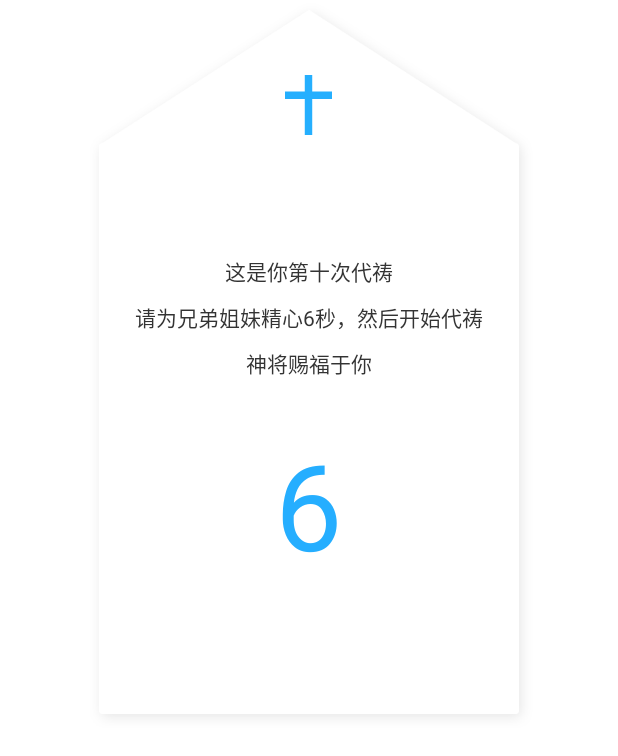
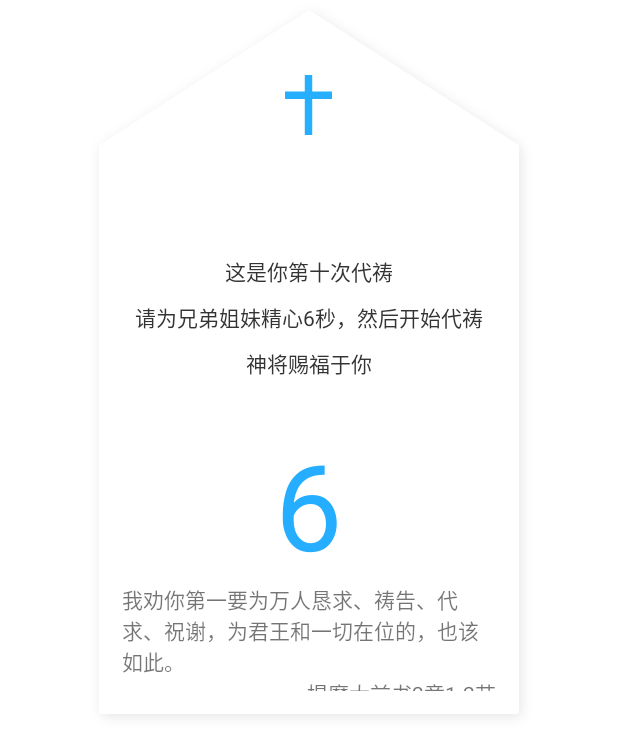
Before and after one commit to LysonLuo/Huoshi-android-v1, an Android app: the layout widget_interces_dialog.xml on its own in the app's theme, with its tools: preview values and no code run, on a phone screen of 412 x 824 dp. Shown: the top 756 px of the screen. Run offline under Robolectric (Android 15) with nearby library versions, the phone set to English and light mode, and no system bars.

Commit message:
若干UI优化～又没提交代码。。。

```diff
--- a/app/src/main/java/im/huoshi/ui/find/interces/InterCesDelRecAdapter.java
+++ b/app/src/main/java/im/huoshi/ui/find/interces/InterCesDelRecAdapter.java
@@ -83,6 +83,8 @@ public class InterCesDelRecAdapter extends LoadMoreAdapter<Comment> {
             TopViewHolder viewHolder = (TopViewHolder) holder;
             if (!TextUtils.isEmpty(mIntercession.getPortrait())) {
                 Glide.with(mContext).load(mIntercession.getPortrait()).into(viewHolder.mAvatarImageView);
+            } else {
+                Glide.with(mContext).load(R.mipmap.img_default_avatar).into(viewHolder.mAvatarImageView);
             }
             viewHolder.mNickNameTextView.setText(mIntercession.getNickName());
             viewHolder.mUpdateLayout.removeAllViews();
@@ -134,6 +136,8 @@ public class InterCesDelRecAdapter extends LoadMoreAdapter<Comment> {
             final Comment comment = mItemList.get(position - 1);
             if (!TextUtils.isEmpty(comment.getAvatar())) {
                 Glide.with(mContext).load(comment.getAvatar()).into(viewHolder.mAvatarImageView);
+            } else {
+                Glide.with(mContext).load(R.mipmap.img_default_avatar).into(viewHolder.mAvatarImageView);
             }
 
             int borderColor = comment.getGender() == 1 ? R.color.avatar_border_blue_color : R.color.avatar_border_red_color;
--- a/app/src/main/java/im/huoshi/ui/main/LoginActivity.java
+++ b/app/src/main/java/im/huoshi/ui/main/LoginActivity.java
@@ -65,6 +65,7 @@ public class LoginActivity extends BaseActivity {
                             mLocalRead.updateContinuousDays(user.getContinuousDays());
                             mLocalRead.updateContinuousIntercesDays(user.getContinuousIntercesDays());
                             mLocalRead.updateTotalShareTimes(user.getTotalShareTimes());
+                            mLocalRead.updateTotalJoinIntercession(user.getTotalJoinIntercession());
                             mLocalRead.updateAddStat(false);
                             finish();
                         }
--- a/app/src/main/res/layout/widget_interces_details_normal_item.xml
+++ b/app/src/main/res/layout/widget_interces_details_normal_item.xml
@@ -19,7 +19,7 @@
                 android:id="@+id/imageview_gender_bg"
                 android:layout_width="43dp"
                 android:layout_height="43dp"
-                android:src="@mipmap/img_default_avatar"
+                android:src="@mipmap/img_default_avatar_white"
                 app:civ_border_color="@color/common_blue_light"
                 app:civ_border_width="0.5dp" />
 
--- a/app/src/main/res/layout/widget_interces_details_top_item.xml
+++ b/app/src/main/res/layout/widget_interces_details_top_item.xml
@@ -25,7 +25,7 @@
                     android:id="@+id/imageview_gender_bg"
                     android:layout_width="43dp"
                     android:layout_height="43dp"
-                    android:src="@mipmap/img_default_avatar"
+                    android:src="@mipmap/img_default_avatar_white"
                     app:civ_border_color="@color/common_blue_light"
                     app:civ_border_width="0.5dp" />
 
@@ -98,10 +98,11 @@
             android:layout_width="match_parent"
             android:layout_height="wrap_content"
             android:layout_marginTop="@dimen/margin_20"
-            android:background="@color/windowBackground"
+            android:background="@mipmap/img_intercessor"
             android:ellipsize="end"
             android:gravity="center_vertical"
             android:maxLines="2"
+            android:text="测试数据啊"
             android:padding="@dimen/margin_5"
             android:textSize="@dimen/text_size_11" />
 
--- a/app/src/main/res/layout/widget_interces_dialog.xml
+++ b/app/src/main/res/layout/widget_interces_dialog.xml
@@ -56,6 +56,27 @@
                 android:textColor="#25aeff"
                 android:textSize="80sp" />
 
+            <LinearLayout
+                android:layout_width="match_parent"
+                android:layout_height="wrap_content"
+                android:layout_gravity="bottom"
+                android:layout_weight="1"
+                android:orientation="vertical">
+
+                <TextView
+                    android:layout_width="wrap_content"
+                    android:layout_height="wrap_content"
+                    android:paddingLeft="@dimen/margin_25"
+                    android:paddingRight="@dimen/margin_25"
+                    android:text="我劝你第一要为万人恳求、祷告、代求、祝谢，为君王和一切在位的，也该如此。" />
+
+                <TextView
+                    android:layout_width="match_parent"
+                    android:layout_height="30dp"
+                    android:paddingRight="@dimen/margin_25"
+                    android:gravity="right"
+                    android:text="——提摩太前书2章1-2节" />
+            </LinearLayout>
         </LinearLayout>
 
 
@@ -123,7 +144,7 @@
                     android:gravity="center_horizontal"
                     android:paddingBottom="@dimen/margin_10"
                     android:paddingTop="@dimen/margin_10"
-                    android:text="我有感动，想说点什么"
+                    android:text="我有感动，想说点什么。"
                     android:textColor="@color/text_color_white" />
 
                 <TextView
@@ -137,7 +158,7 @@
                     android:gravity="center_horizontal"
                     android:paddingBottom="@dimen/margin_10"
                     android:paddingTop="@dimen/margin_10"
-                    android:text="让更多人为其代祷"
+                    android:text="让更多人为其代祷。"
                     android:textColor="@color/text_color_white" />
 
                 <TextView
@@ -151,7 +172,7 @@
                     android:gravity="center_horizontal"
                     android:paddingBottom="@dimen/margin_10"
                     android:paddingTop="@dimen/margin_10"
-                    android:text="再看看其他的"
+                    android:text="再看看其他的。"
                     android:textColor="@color/text_color_white" />
             </LinearLayout>
         </LinearLayout>
--- a/app/src/main/res/layout/widget_interces_item.xml
+++ b/app/src/main/res/layout/widget_interces_item.xml
@@ -33,7 +33,7 @@
                     android:id="@+id/imageview_gender_bg"
                     android:layout_width="43dp"
                     android:layout_height="43dp"
-                    android:src="@mipmap/img_default_avatar"
+                    android:src="@mipmap/img_default_avatar_white"
                     app:civ_border_color="@color/common_blue_light"
                     app:civ_border_width="0.5dp" />
 
--- a/build.gradle
+++ b/build.gradle
@@ -9,7 +9,6 @@ buildscript {
     }
     dependencies {
         classpath 'com.android.tools.build:gradle:2.0.0'
-        classpath 'com.bugtags.library:bugtags-gradle:latest.integration'
         // NOTE: Do not place your application dependencies here; they belong
         // in the individual module build.gradle files
     }
```
Also changed, not shown: app/src/main/java/im/huoshi/data/ReadPreference.java (+10 -0 lines), app/src/main/java/im/huoshi/model/User.java (+10 -0 lines), app/src/main/java/im/huoshi/ui/find/interces/InterCesDetailsActivity.java (+16 -10 lines), app/src/main/java/im/huoshi/ui/find/interces/InterCesDialog.java (+9 -3 lines), app/src/main/java/im/huoshi/ui/find/interces/InterCesRecAdapter.java (+2 -40 lines), app/src/main/res/mipmap-xhdpi/img_default_avatar_white.png (added), app/src/main/res/mipmap-xhdpi/img_intercessor.9.png (added).
